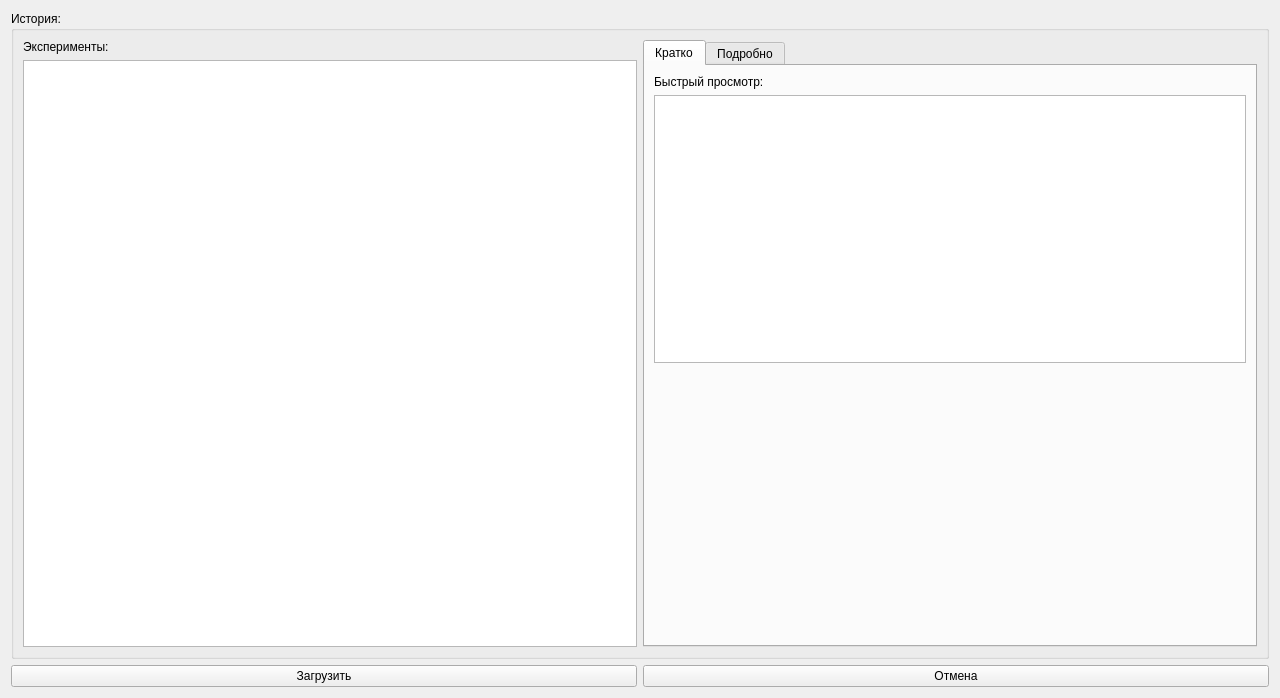
Old version of the form gui/uies/history.ui in the repository neurocomputer/MemriBoard.
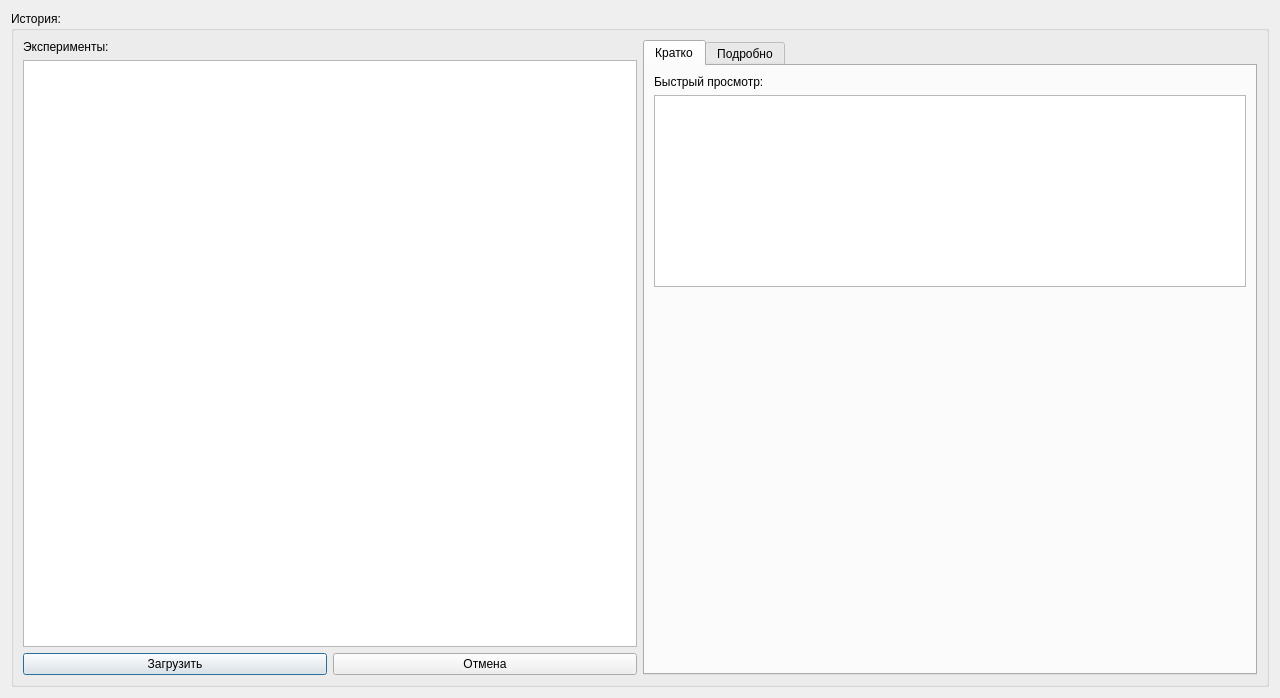
New version of the form.

Commit message: measure will not be saved

The edit to the form file:
```diff
--- a/gui/uies/history.ui
+++ b/gui/uies/history.ui
@@ -34,6 +34,24 @@
           <item>
            <widget class="QTableWidget" name="table_history_experiments"/>
           </item>
+          <item>
+           <layout class="QHBoxLayout" name="buttons_layout">
+            <item>
+             <widget class="QPushButton" name="button_load">
+              <property name="text">
+               <string>Загрузить</string>
+              </property>
+             </widget>
+            </item>
+            <item>
+             <widget class="QPushButton" name="button_cancel">
+              <property name="text">
+               <string>Отмена</string>
+              </property>
+             </widget>
+            </item>
+           </layout>
+          </item>
          </layout>
         </item>
         <item>
@@ -56,7 +74,14 @@
                </widget>
               </item>
               <item>
-               <widget class="QTextEdit" name="quick_view"/>
+               <widget class="QTextEdit" name="quick_view">
+                <property name="sizePolicy">
+                 <sizepolicy hsizetype="Expanding" vsizetype="Maximum">
+                  <horstretch>0</horstretch>
+                  <verstretch>0</verstretch>
+                 </sizepolicy>
+                </property>
+               </widget>
               </item>
               <item>
                <widget class="QLabel" name="label_image">
@@ -110,24 +135,6 @@
      </layout>
     </widget>
    </item>
-   <item>
-    <layout class="QHBoxLayout" name="buttons_layout">
-     <item>
-      <widget class="QPushButton" name="button_load">
-       <property name="text">
-        <string>Загрузить</string>
-       </property>
-      </widget>
-     </item>
-     <item>
-      <widget class="QPushButton" name="button_cancel">
-       <property name="text">
-        <string>Отмена</string>
-       </property>
-      </widget>
-     </item>
-    </layout>
-   </item>
   </layout>
  </widget>
  <resources/>
```
The commit also changes 1 other file.
